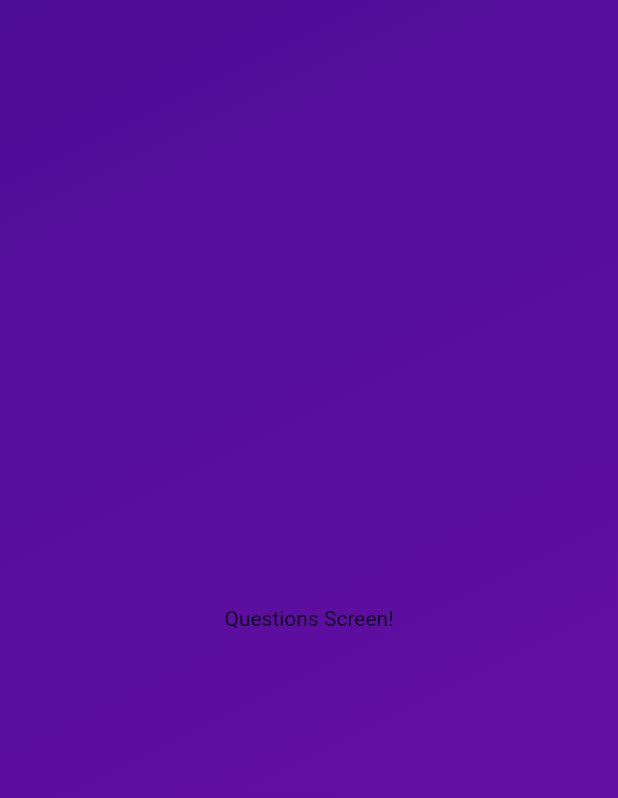
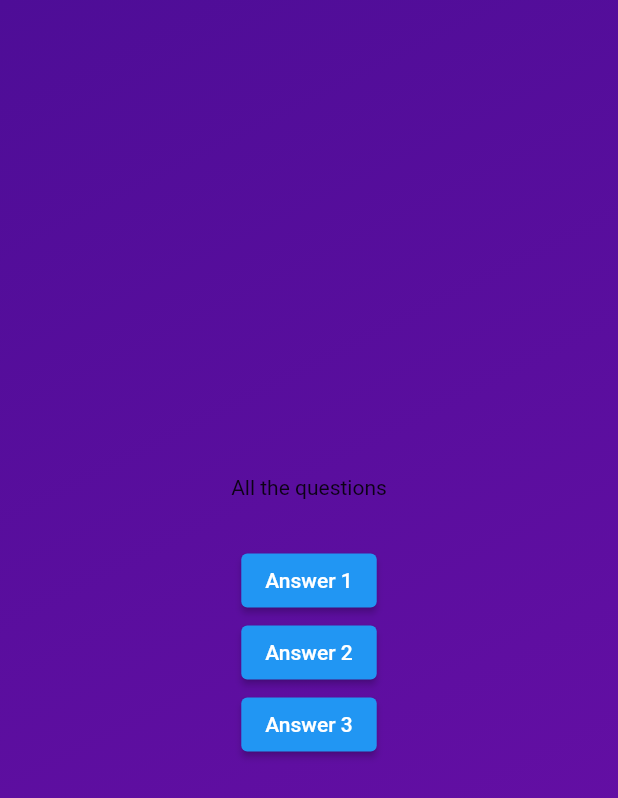
Before and after one commit to AnojAryal/Flutter-Learning, a Flutter app: the screen it shows after launch, after a tap on "Start Quiz", on a phone screen of 412 x 824 dp. Shown: the top 798 px of the screen. Run offline on Flutter 3.47's test engine with Material 2 defaults, Android fonts, the phone set to English and light mode, and no system bars.

Commit message:
configuring the columns

```diff
--- a/test_project/lib/questions_screen.dart
+++ b/test_project/lib/questions_screen.dart
@@ -1,6 +1,6 @@
 import 'package:flutter/material.dart';
 
-class QuestionScreen extends StatefulWidget{
+class QuestionScreen extends StatefulWidget {
   const QuestionScreen({super.key});
 
   @override
@@ -9,10 +9,32 @@ class QuestionScreen extends StatefulWidget{
   }
 }
 
-class _QuestionScreenState extends State<QuestionScreen>{
-   @override
-   Widget build(context){
-    return const Center(child:Text('Questions Screen!'));
-
-   }
+class _QuestionScreenState extends State<QuestionScreen> {
+  @override
+  Widget build(context) {
+    return SizedBox(
+      width: double.infinity,
+      child: Column(
+        mainAxisAlignment: MainAxisAlignment.center,
+        children: [
+          const Text('All the questions'),
+          const SizedBox(
+            height: 30,
+          ),
+          ElevatedButton(
+            onPressed: () {},
+            child: const Text('Answer 1'),
+          ),
+           ElevatedButton(
+            onPressed: () {},
+            child: const Text('Answer 2'),
+          ),
+           ElevatedButton(
+            onPressed: () {},
+            child: const Text('Answer 3'),
+          ),
+        ],
+      ),
+    );
+  }
 }
```
